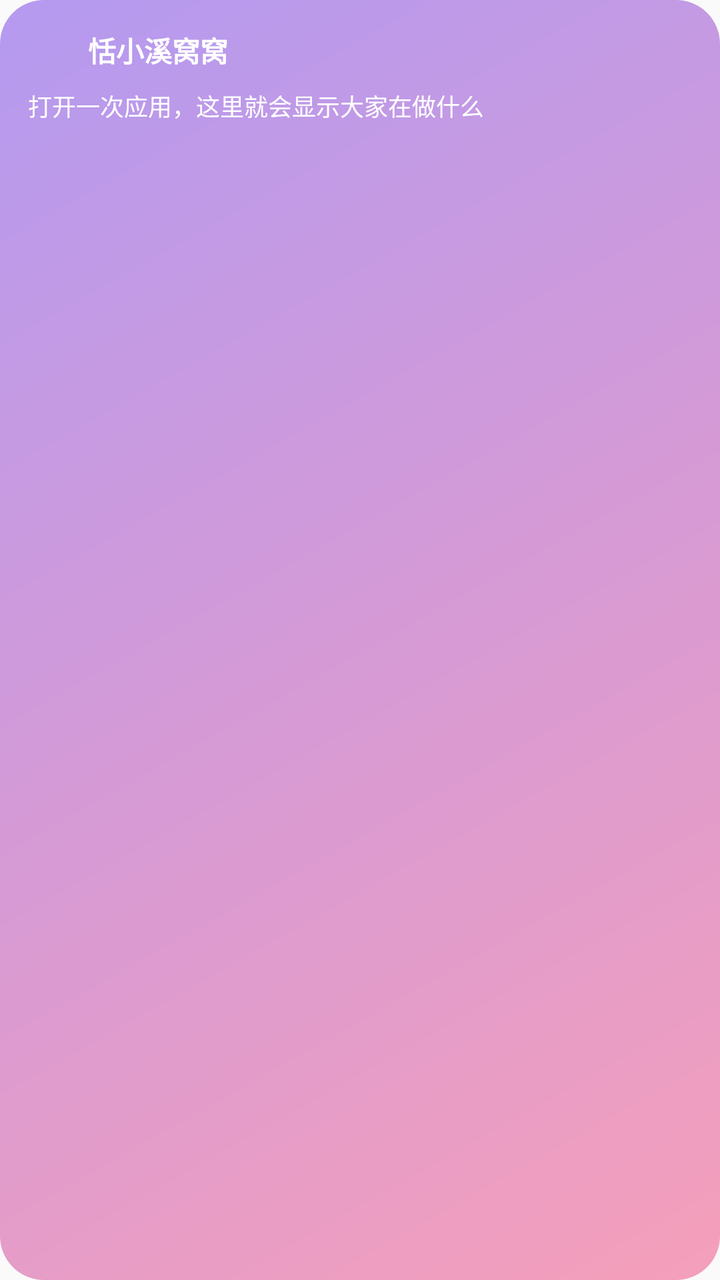
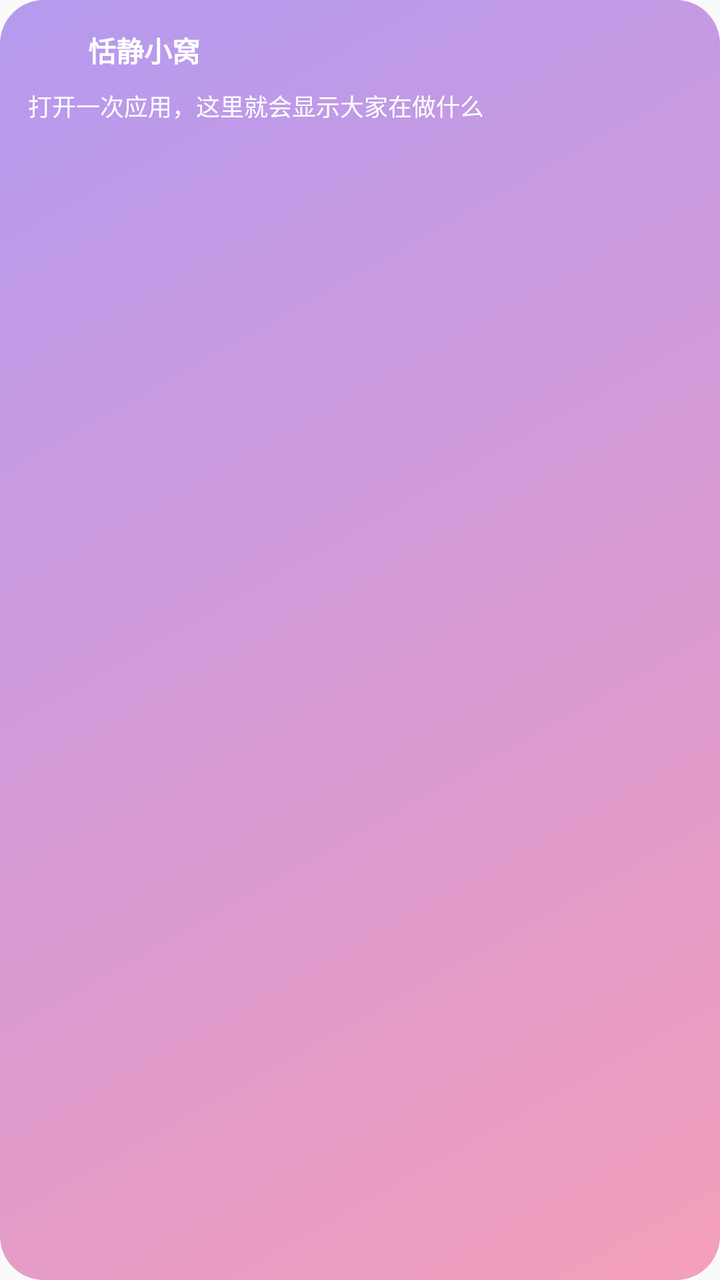

Two renders of the same Android screen: before a commit and after it. Below are the layout's source before the change and the commit's diff.
<!-- AndroidManifest.xml: application theme AppTheme -->
<!-- res/layout/widget_wowo.xml -->
<?xml version="1.0" encoding="utf-8"?>
<LinearLayout xmlns:android="http://schemas.android.com/apk/res/android"
    android:id="@+id/widget_root"
    android:layout_width="match_parent"
    android:layout_height="match_parent"
    android:orientation="vertical"
    android:padding="14dp"
    android:background="@drawable/widget_bg">
    <LinearLayout
        android:layout_width="match_parent"
        android:layout_height="wrap_content"
        android:orientation="horizontal"
        android:gravity="center_vertical">
        <ImageView
            android:layout_width="22dp"
            android:layout_height="22dp"
            android:src="@mipmap/ic_launcher_round"
            android:contentDescription="@null" />
        <TextView
            android:id="@+id/widget_title"
            android:layout_width="0dp"
            android:layout_height="wrap_content"
            android:layout_weight="1"
            android:layout_marginStart="8dp"
            android:text="恬小溪窝窝"
            android:textColor="#FFFFFF"
            android:textSize="14sp"
            android:textStyle="bold"
            android:maxLines="1"
            android:ellipsize="end" />
        <TextView
            android:id="@+id/widget_time"
            android:layout_width="wrap_content"
            android:layout_height="wrap_content"
            android:textColor="#E6FFFFFF"
            android:textSize="11sp" />
    </LinearLayout>
    <TextView
        android:id="@+id/widget_body"
        android:layout_width="match_parent"
        android:layout_height="match_parent"
        android:layout_marginTop="8dp"
        android:text="打开一次应用，这里就会显示大家在做什么"
        android:textColor="#FFFFFF"
        android:textSize="12sp"
        android:lineSpacingExtra="3dp"
        android:ellipsize="end" />
</LinearLayout>
<!-- resources referenced by this layout -->
<resources>
  <!-- drawable widget_bg (drawable) -->
  <?xml version="1.0" encoding="utf-8"?>
  <shape xmlns:android="http://schemas.android.com/apk/res/android" android:shape="rectangle">
      <gradient android:angle="315" android:startColor="#B49AF0" android:centerColor="#D59AD6" android:endColor="#F59FBA" />
      <corners android:radius="22dp" />
  </shape>
  <!-- mipmap ic_launcher_round (mipmap-anydpi-v26) -->
  <?xml version="1.0" encoding="utf-8"?>
  <adaptive-icon xmlns:android="http://schemas.android.com/apk/res/android">
      <background android:drawable="@mipmap/ic_launcher_background"/>
      <foreground android:drawable="@mipmap/ic_launcher_foreground"/>
  </adaptive-icon>
  <style name="AppTheme" parent="Theme.AppCompat.Light.DarkActionBar">
          
          <item name="colorPrimary">@color/colorPrimary</item>
          <item name="colorPrimaryDark">@color/colorPrimaryDark</item>
          <item name="colorAccent">@color/colorAccent</item>
      </style>
</resources>

<!-- the commit's change to res/layout/widget_wowo.xml (unified diff, before → after) -->
@@ -22,7 +22,7 @@
             android:layout_height="wrap_content"
             android:layout_weight="1"
             android:layout_marginStart="8dp"
-            android:text="恬小溪窝窝"
+            android:text="恬静小窝"
             android:textColor="#FFFFFF"
             android:textSize="14sp"
             android:textStyle="bold"
